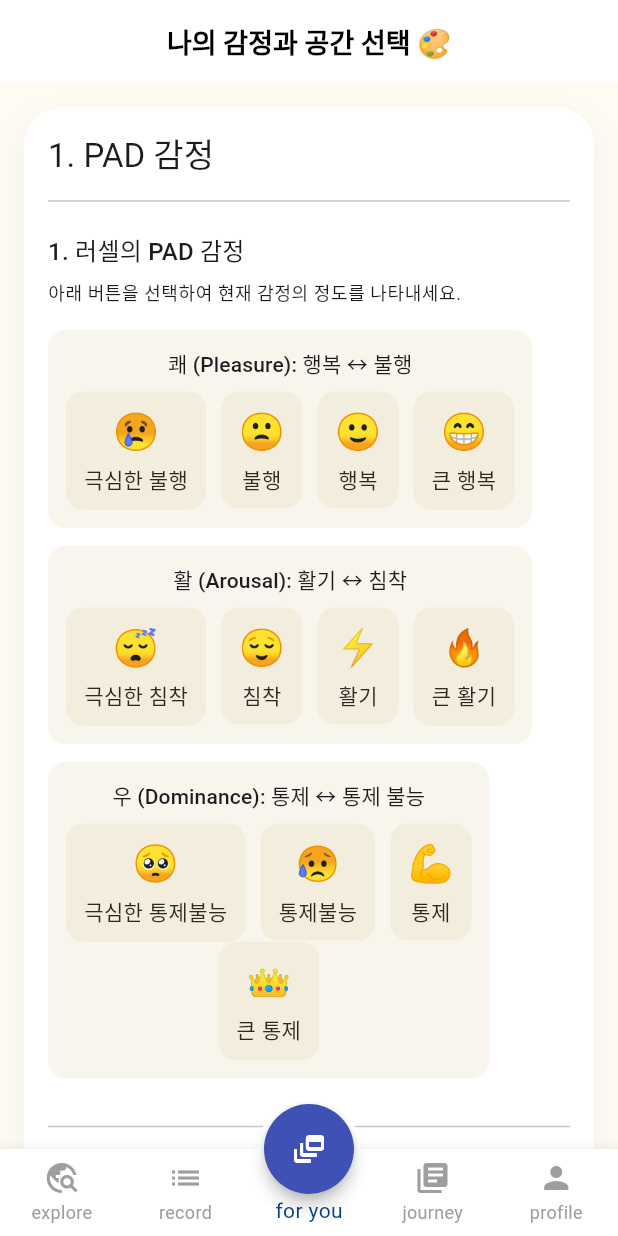
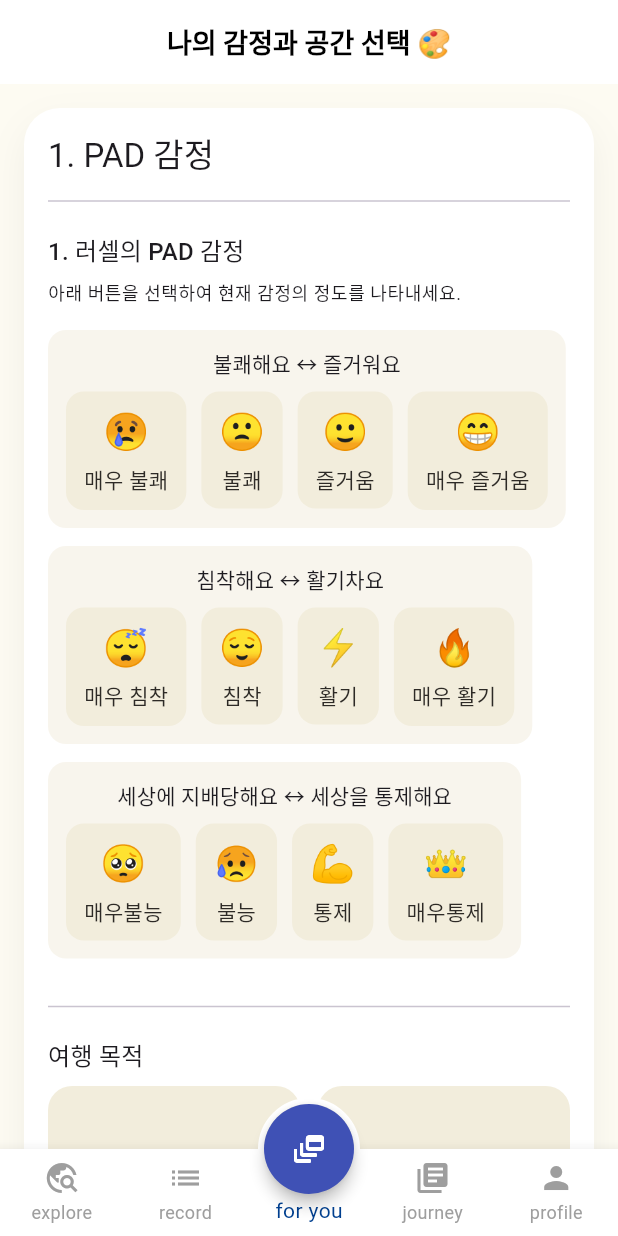
Before and after one commit to sanghyunbang/heat_trip_flutter, a Flutter app: the CurationScreen screen opened by its route, on a phone screen of 412 x 824 dp. Run offline on Flutter 3.47's test engine with Material 3 defaults, Android fonts, the phone set to English and light mode, and no system bars; our stand-ins replace flutter_dotenv, flutter_svg, go_router, google_fonts, shared_preferences; missing offline and left inert: flutter_web_auth_2; accounts and stored records are empty; project files that could hold a hidden picture were left out.

Commit message:
[style] 텍스트 문구 변경

```diff
--- a/lib/features/curation/presentation/widgets/pad_selection_group.dart
+++ b/lib/features/curation/presentation/widgets/pad_selection_group.dart
@@ -33,36 +33,36 @@ class PadSelectionGroup extends StatelessWidget {
         ),
         const SizedBox(height: 16),
         _PadRow(
-          label: '쾌 (Pleasure): 행복 ↔️ 불행',
+          label: '불쾌해요 ↔️ 즐거워요',
           options: const [
-            _PadOpt('😢', '극심한 불행', -2),
-            _PadOpt('🙁', '불행', -1),
-            _PadOpt('🙂', '행복', 1),
-            _PadOpt('😁', '큰 행복', 2),
+            _PadOpt('😢', '매우 불쾌', -2),
+            _PadOpt('🙁', '불쾌', -1),
+            _PadOpt('🙂', '즐거움', 1),
+            _PadOpt('😁', '매우 즐거움', 2),
           ],
           selected: pleasure,
           onSelect: onSelectPleasure,
         ),
         const SizedBox(height: 12),
         _PadRow(
-          label: '활 (Arousal): 활기 ↔️ 침착',
+          label: '침착해요 ↔️ 활기차요',
           options: const [
-            _PadOpt('😴', '극심한 침착', -2),
+            _PadOpt('😴', '매우 침착', -2),
             _PadOpt('😌', '침착', -1),
             _PadOpt('⚡', '활기', 1),
-            _PadOpt('🔥', '큰 활기', 2),
+            _PadOpt('🔥', '매우 활기', 2),
           ],
           selected: arousal,
           onSelect: onSelectArousal,
         ),
         const SizedBox(height: 12),
         _PadRow(
-          label: '우 (Dominance): 통제 ↔️ 통제 불능',
+          label: '세상에 지배당해요 ↔️ 세상을 통제해요',
           options: const [
-            _PadOpt('🥺', '극심한 통제불능', -2),
-            _PadOpt('😥', '통제불능', -1),
+            _PadOpt('🥺', '매우불능', -2),
+            _PadOpt('😥', '불능', -1),
             _PadOpt('💪', '통제', 1),
-            _PadOpt('👑', '큰 통제', 2),
+            _PadOpt('👑', '매우통제', 2),
           ],
           selected: dominance,
           onSelect: onSelectDominance,
```
